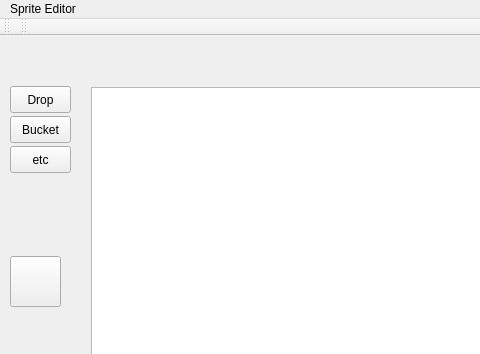
Mitten25/SpriteEditor, file spriteview.ui: the form before one commit; both pictures show x 0 to 480 and y 0 to 354 of the 973 by 683 pixel window.
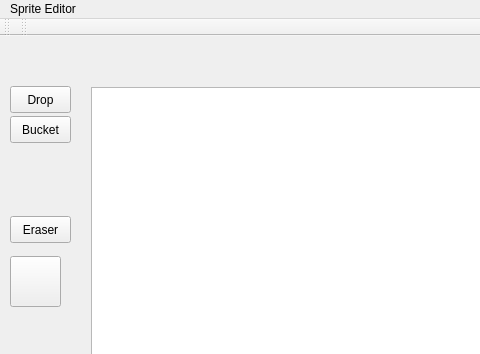
The form after the commit.

```diff
--- a/spriteview.ui
+++ b/spriteview.ui
@@ -22,6 +22,70 @@
     <height>16777215</height>
    </size>
   </property>
+  <property name="palette">
+   <palette>
+    <active>
+     <colorrole role="Highlight">
+      <brush brushstyle="SolidPattern">
+       <color alpha="0">
+        <red>255</red>
+        <green>255</green>
+        <blue>255</blue>
+       </color>
+      </brush>
+     </colorrole>
+     <colorrole role="HighlightedText">
+      <brush brushstyle="SolidPattern">
+       <color alpha="0">
+        <red>255</red>
+        <green>255</green>
+        <blue>255</blue>
+       </color>
+      </brush>
+     </colorrole>
+    </active>
+    <inactive>
+     <colorrole role="Highlight">
+      <brush brushstyle="SolidPattern">
+       <color alpha="0">
+        <red>255</red>
+        <green>255</green>
+        <blue>255</blue>
+       </color>
+      </brush>
+     </colorrole>
+     <colorrole role="HighlightedText">
+      <brush brushstyle="SolidPattern">
+       <color alpha="0">
+        <red>255</red>
+        <green>255</green>
+        <blue>255</blue>
+       </color>
+      </brush>
+     </colorrole>
+    </inactive>
+    <disabled>
+     <colorrole role="Highlight">
+      <brush brushstyle="SolidPattern">
+       <color alpha="255">
+        <red>240</red>
+        <green>240</green>
+        <blue>240</blue>
+       </color>
+      </brush>
+     </colorrole>
+     <colorrole role="HighlightedText">
+      <brush brushstyle="SolidPattern">
+       <color alpha="0">
+        <red>255</red>
+        <green>255</green>
+        <blue>255</blue>
+       </color>
+      </brush>
+     </colorrole>
+    </disabled>
+   </palette>
+  </property>
   <property name="windowTitle">
    <string>SpriteView</string>
   </property>
@@ -101,13 +165,13 @@
     <property name="geometry">
      <rect>
       <x>10</x>
-      <y>110</y>
+      <y>180</y>
       <width>61</width>
       <height>27</height>
      </rect>
     </property>
     <property name="text">
-     <string>etc</string>
+     <string>Eraser</string>
     </property>
    </widget>
    <widget class="QPushButton" name="pushButton_3">
```
Left out of the diff: 39 changed lines with no effect on the pictures.
